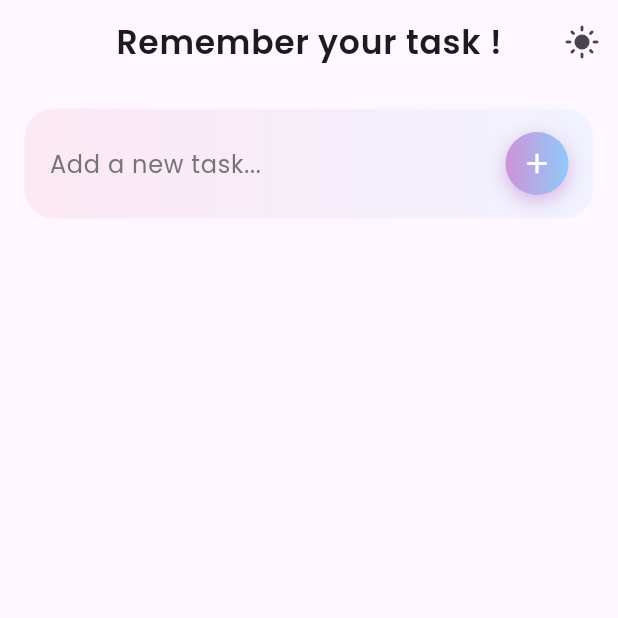
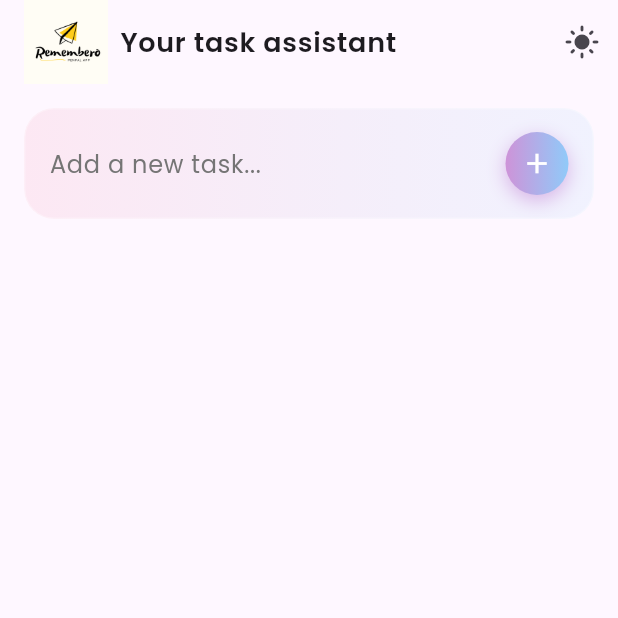
Before and after one commit to PranjalG/remembero, a Flutter app: the screen it shows after launch, on a phone screen of 412 x 824 dp, the top half of it. Run offline on Flutter 3.47's test engine with Material 3 defaults, Android fonts, the phone set to English and light mode, and no system bars; our stand-ins replace google_fonts, shared_preferences.

Commit message:
- added logo

```diff
--- a/lib/screens/home_screen.dart
+++ b/lib/screens/home_screen.dart
@@ -14,12 +14,23 @@ class HomeScreen extends StatelessWidget {
 
     return Scaffold(
       appBar: AppBar(
-        title: Text(
-          "Remember your task !",
-          style: Theme.of(context).textTheme.titleLarge?.copyWith(
-            fontWeight: FontWeight.w600,
-            letterSpacing: 0.5,
-          ),
+        title: Row(
+          mainAxisAlignment: MainAxisAlignment.start,
+          children: [
+            Image.asset(
+              'assets/images/remembero_splash.png',
+              height: 56,
+            ),
+            SizedBox(width: 8),
+            Text(
+              "Your task assistant",
+              style: Theme.of(context).textTheme.titleLarge?.copyWith(
+                fontWeight: FontWeight.w600,
+                letterSpacing: 0.5,
+                fontSize: 18,
+              ),
+            ),
+          ],
         ),
         centerTitle: true,
         actions: [
```
